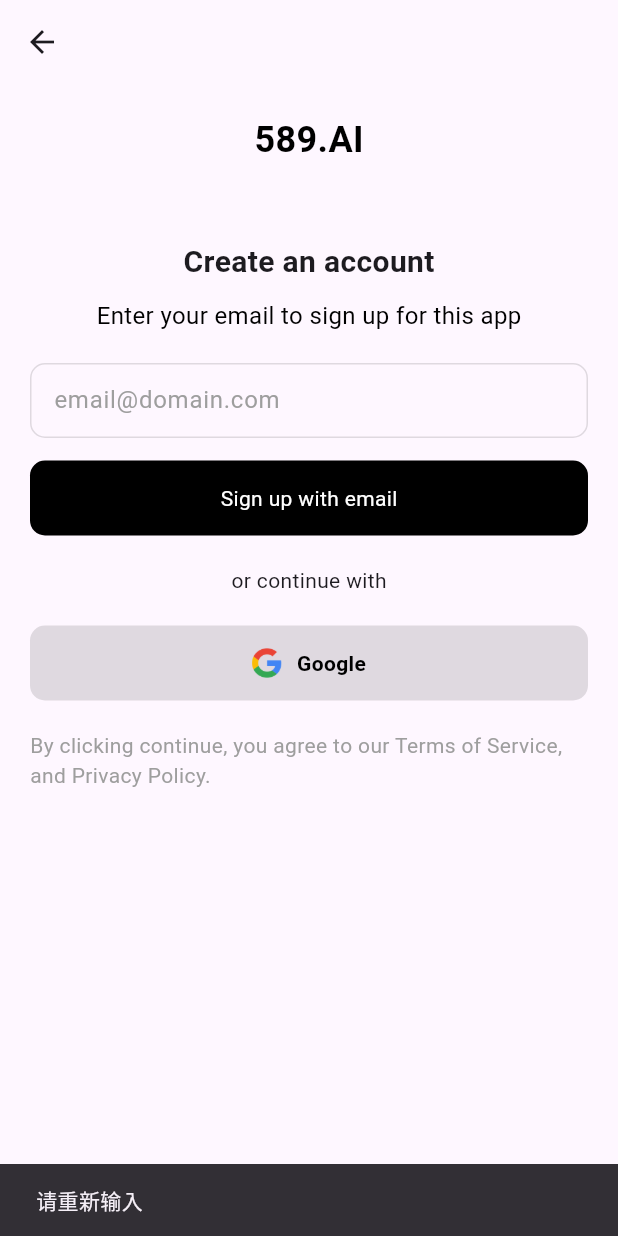
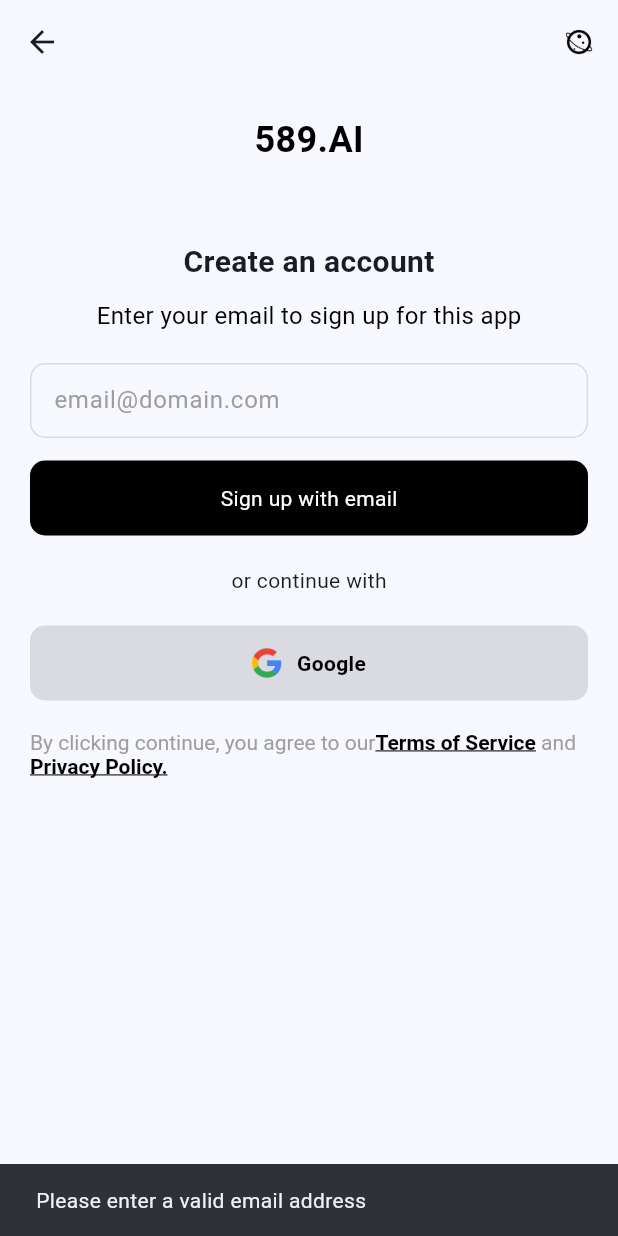
Before and after one commit to ElonWeng/589ai, a Flutter app: the LoginPage screen opened directly, after a tap on "Sign up with email", on a phone screen of 412 x 824 dp. Run offline on Flutter 3.47's test engine with Material 2 defaults, Android fonts, the phone set to English and light mode, and no system bars; our stand-ins replace dio.

Commit message:
【提交人】Elon 【提交更改】添加了多语言 【开发耗时】

```diff
--- /dev/null
+++ b/lib/base/model/local_model.dart
@@ -0,0 +1,42 @@
+import 'package:flutter/material.dart';
+
+class LocalModel with ChangeNotifier {
+  Locale _locale = const Locale('en', ''); // 默认语言
+
+  Locale get locale => _locale;
+
+  set locale(Locale value) {
+    if (_locale == value) return;
+    _locale = value;
+    notifyListeners(); // 通知监听者语言已更改
+  }
+
+  String getText(String key) {
+    // 在这里，你可以根据key和locale返回相应的文本
+    // 为了简单起见，我们直接返回硬编码的字符串
+    switch (key) {
+      case 'create':
+        return _locale.languageCode == 'en' ? 'Create an account' : '创建账号';
+      case 'emailTitle':
+        return _locale.languageCode == 'en' ? 'Enter your email to sign up for this app' : '请输入邮箱账号来登录';
+      case 'sighUp':
+        return _locale.languageCode == 'en' ? 'Sign up with email' : '通过电子邮件注册';
+      case 'emailValid':
+        return _locale.languageCode == 'en' ? 'Valid email address' : '邮箱有效';
+      case 'emailInput':
+        return _locale.languageCode == 'en' ? 'Please enter a valid email address' : '请输入有效的邮箱地址';
+      case 'or':
+        return _locale.languageCode == 'en' ? 'or continue with' : '或者';
+      case 'agree':
+        return _locale.languageCode == 'en' ? 'By clicking continue, you agree to our' : '点击继续，即表示您同意我们的';
+      case 'service':
+        return _locale.languageCode == 'en' ? 'Terms of Service' : '服务条款';
+      case 'and':
+        return _locale.languageCode == 'en' ? ' and ' : ' 和 ';
+      case 'privacy':
+        return _locale.languageCode == 'en' ? 'Privacy Policy.' : '隐私政策。';
+        default:
+        return 'Key not found';
+    }
+  }
+}
--- /dev/null
+++ b/lib/base/widget/local_text.dart
@@ -0,0 +1,17 @@
+import 'package:flutter/cupertino.dart';
+import 'package:provider/provider.dart';
+import 'package:runtool/base/model/local_model.dart';
+
+class LocalizedText extends StatelessWidget {
+  final String contentKey;
+  final TextStyle textStyle;
+
+  const LocalizedText({super.key, required this.contentKey, required this.textStyle,});
+
+  @override
+  Widget build(BuildContext context) {
+    final languageModel = Provider.of<LocalModel>(context);
+    final text = languageModel.getText(contentKey);
+    return Text(text,style: textStyle);
+  }
+}
--- a/lib/ui/login/login_page.dart
+++ b/lib/ui/login/login_page.dart
@@ -1,7 +1,12 @@
+import 'package:flutter/gestures.dart';
 import 'package:flutter/material.dart';
 import 'package:provider/provider.dart';
+import 'package:runtool/base/model/local_model.dart';
 import 'package:runtool/base/util/snackbar_util.dart';
+import 'package:runtool/base/widget/local_text.dart';
 import 'package:runtool/ui/login/login_model.dart';
+import 'package:runtool/ui/login/privacypolicy_page.dart';
+import 'package:runtool/ui/login/serviceterms_page.dart';
 
 import '../../base/util/check_util.dart';
 
@@ -18,15 +23,33 @@ class _LoginPageState extends State<LoginPage> {
 
   @override
   Widget build(BuildContext context) {
+    final languageModel = Provider.of<LocalModel>(context);
     return Scaffold(
       appBar: AppBar(
-        title: const Text(''), // 根据需要自定义标题
+        title: Row(
+          mainAxisAlignment: MainAxisAlignment.end,
+          children: [
+            InkWell(
+              child: Image.asset(
+                'assets/images/icon_internation.png',
+                width: 20,
+                height: 20,
+              ),
+              onTap: (){
+                languageModel.locale = languageModel.locale.languageCode == 'en'
+                    ? const Locale('zh', '') // 切换到中文
+                    : const Locale('en', ''); // 切换到英文
+              },
+            )
+          ],
+        ), // 根据需要自定义标题
       ),
       body: Padding(
         padding: const EdgeInsets.all(20.0),
         child: SingleChildScrollView(
           child: Column(
             children: [
+
               const Text(
                 '589.AI',
                 style: TextStyle(
@@ -35,11 +58,9 @@ class _LoginPageState extends State<LoginPage> {
                     fontWeight: FontWeight.bold),
               ),
               const SizedBox(height: 50), // 垂直间距
-              const Text('Create an account',
-                  style: TextStyle(fontSize: 20, fontWeight: FontWeight.bold)),
+              const LocalizedText(contentKey: 'create',textStyle: TextStyle(fontSize: 20, fontWeight: FontWeight.bold),),
               const SizedBox(height: 10), // 垂直间距
-              const Text('Enter your email to sign up for this app',
-                  style: TextStyle(color: Colors.black, fontSize: 16)),
+              const LocalizedText(contentKey: 'emailTitle', textStyle: TextStyle(color: Colors.black, fontSize: 16)),
               const SizedBox(height: 20), // 垂直间距
               /*email输入框*/
               Container(
@@ -73,14 +94,14 @@ class _LoginPageState extends State<LoginPage> {
                     color: Colors.black,
                   ),
                   child: const Center(
-                    child: Text('Sign up with email',style: TextStyle(color: Colors.white),),
+                    child: LocalizedText(contentKey: 'sighUp', textStyle: TextStyle(color: Colors.white),),
                   ),
                 ),
                 onTap: (){
                   if (loginModel.checkEmail(_emailController.text)) {
-                    SnackBarService.showSnackBar(context, '邮箱合法');
+                    SnackBarService.showSnackBar(context, Provider.of<LocalModel>(context,listen: false).getText('emailValid'));
                   }else{
-                    SnackBarService.showSnackBar(context, '请重新输入');
+                    SnackBarService.showSnackBar(context, Provider.of<LocalModel>(context,listen: false).getText('emailInput'));
                   }
                 },
               ),
@@ -88,7 +109,7 @@ class _LoginPageState extends State<LoginPage> {
               const Row(
                 mainAxisAlignment: MainAxisAlignment.center,
                 children: [
-                  Text('or continue with'),
+                  LocalizedText(contentKey: 'or', textStyle: TextStyle())
                 ],
               ),
               const SizedBox(height: 20), // 垂直间距
@@ -123,10 +144,47 @@ class _LoginPageState extends State<LoginPage> {
                 },
               ),
               const SizedBox(height: 20), // 垂直间距
-              Text(
-                'By clicking continue, you agree to our Terms of Service, and Privacy Policy.',
-                style: TextStyle(fontSize: 14, color: Colors.grey[500]),
-              ),
+              RichText(text: TextSpan(
+                children: [TextSpan(
+                  text: Provider.of<LocalModel>(context,listen: false).getText('agree'),
+                  style: TextStyle(fontSize: 14, color: Colors.grey[500])
+                ),
+                  TextSpan(
+                    text: Provider.of<LocalModel>(context,listen: false).getText('service'),
+                    style: const TextStyle(
+                      fontWeight: FontWeight.bold,
+                      decoration: TextDecoration.underline,
+                      color: Colors.black
+                    ),
+                    recognizer: TapGestureRecognizer()
+                      ..onTap = () {
+                        // 跳转到服务条款页面的逻辑
+                        Navigator.push(
+                          context,
+                          MaterialPageRoute(builder: (context) => ServiceTermsPage()),
+                        );
+                      },
+                  ),
+                  TextSpan(text: Provider.of<LocalModel>(context,listen: false).getText('and'),style: TextStyle(fontSize: 14, color: Colors.grey[500])),
+                  TextSpan(
+                    text: Provider.of<LocalModel>(context,listen: false).getText('privacy'),
+                    style: const TextStyle(
+                      fontWeight: FontWeight.bold,
+                      decoration: TextDecoration.underline,
+                        color: Colors.black
+
+                    ),
+                    recognizer: TapGestureRecognizer()
+                      ..onTap = () {
+                        // 跳转到隐私政策页面的逻辑
+                        Navigator.push(
+                          context,
+                          MaterialPageRoute(builder: (context) => PrivacyPolicyPage()),
+                        );
+                      },
+                  ),
+                ],
+              ))
             ],
           ),
         ),
```
Also changed, not shown: lib/main.dart (+4 -16 lines), lib/ui/login/privacypolicy_page.dart (added, +17 -0 lines), lib/ui/login/serviceterms_page.dart (added, +17 -0 lines), assets/images/icon_internation.png (added).
